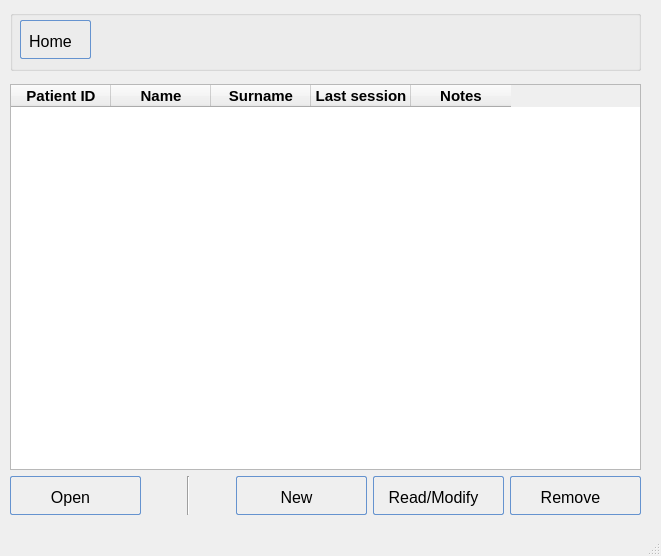
This is POML060_v1/stagetwopatients.ui in viniltc/POML060 as Qt 5 draws it before an edit. The edited form follows.
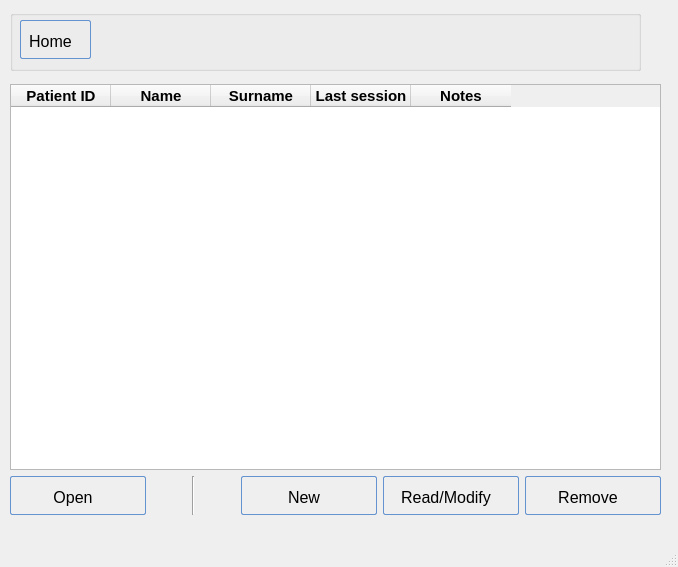
This is the edited form. Custom widgets are drawn as their Qt base class.

```diff
--- a/POML060_v1/stagetwopatients.ui
+++ b/POML060_v1/stagetwopatients.ui
@@ -6,8 +6,8 @@
    <rect>
     <x>0</x>
     <y>0</y>
-    <width>661</width>
-    <height>556</height>
+    <width>678</width>
+    <height>567</height>
    </rect>
   </property>
   <property name="windowTitle">
@@ -111,7 +111,7 @@
      <rect>
       <x>10</x>
       <y>84</y>
-      <width>631</width>
+      <width>651</width>
       <height>431</height>
      </rect>
     </property>
@@ -121,12 +121,15 @@
        <property name="font">
         <font>
          <family>MS Shell Dlg 2</family>
-         <pointsize>9</pointsize>
+         <pointsize>8</pointsize>
         </font>
        </property>
        <property name="styleSheet">
         <string notr="true"/>
        </property>
+       <attribute name="verticalHeaderVisible">
+        <bool>false</bool>
+       </attribute>
        <column>
         <property name="text">
          <string>Patient ID</string>
```
Left out of the diff: 2 changed lines with no effect on the pictures.
